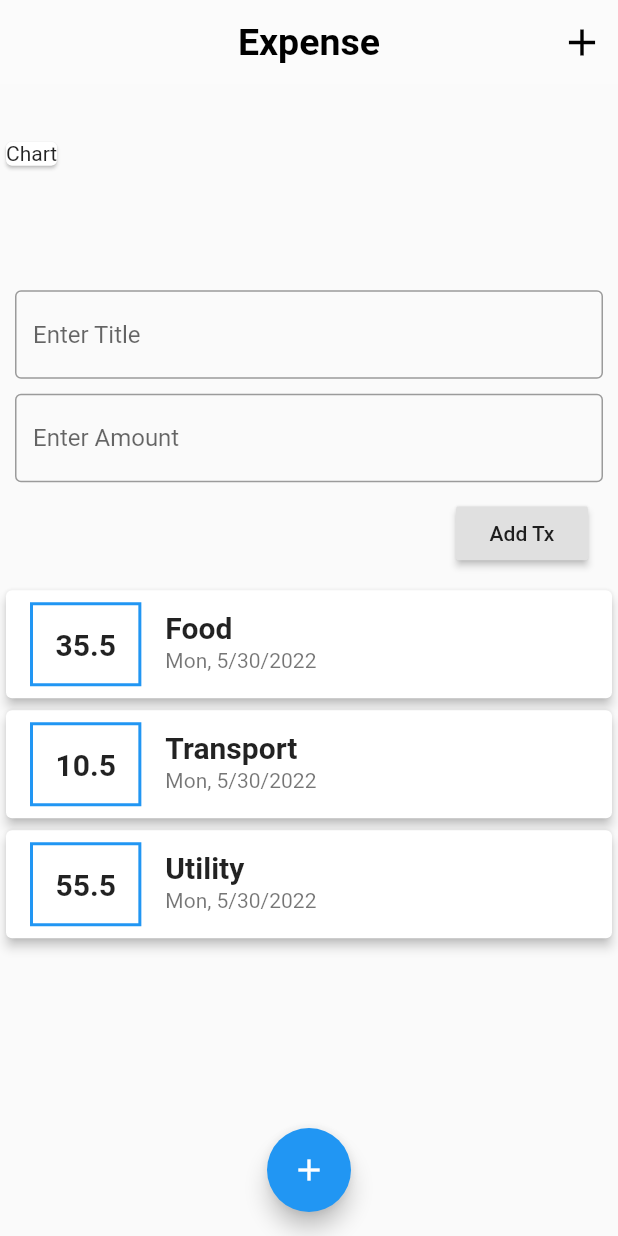
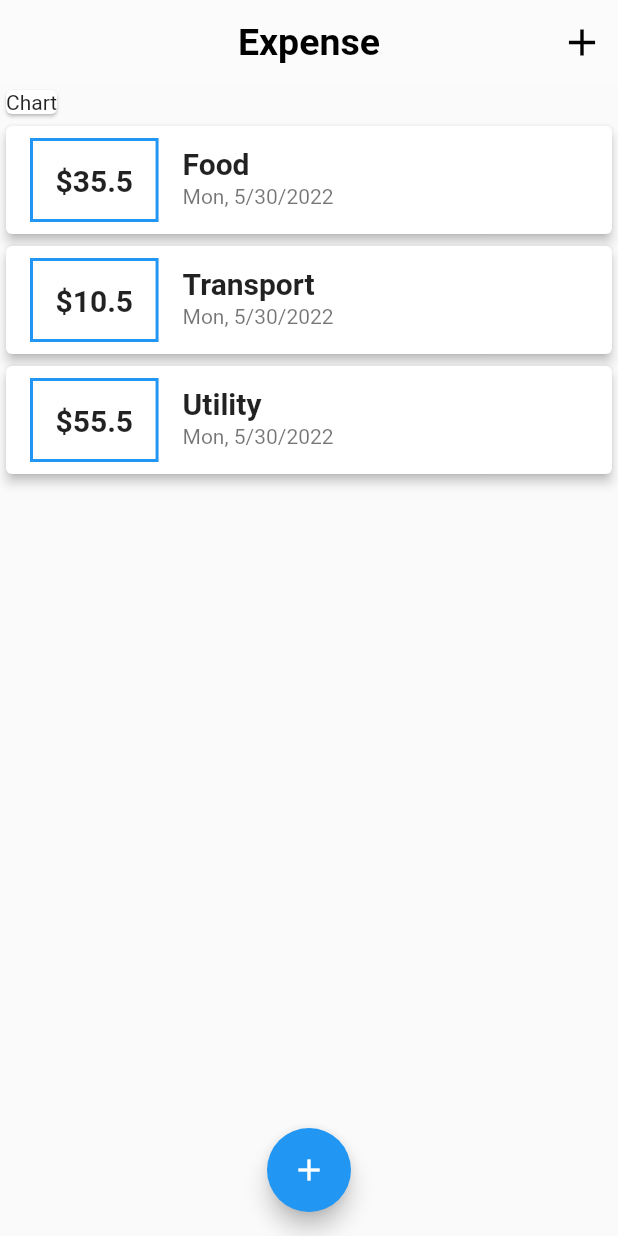
Before and after one commit to ramonyohannes/Expense-Tracker-App, a Flutter app: the screen it shows after launch, on a phone screen of 412 x 824 dp. Run offline on Flutter 3.47's test engine with Material 2 defaults, Android fonts, the phone set to English and light mode, and no system bars.

Commit message:
added String interpolation and amount maxfixset

```diff
--- a/lib/main.dart
+++ b/lib/main.dart
@@ -1,6 +1,8 @@
+import 'package:expense/transaction_input.dart';
+import 'package:expense/transaction_list.dart';
 import 'package:flutter/material.dart';
 
-import 'user_transaction.dart';
+import './transaction.dart';
 
 void main() => runApp(MyApp());
 
@@ -15,8 +17,57 @@ class MyApp extends StatelessWidget {
   }
 }
 
-class HomePage extends StatelessWidget {
+class HomePage extends StatefulWidget {
+  @override
+  State<HomePage> createState() => _HomePageState();
+}
+
+class _HomePageState extends State<HomePage> {
   // const HomePage({Key? key}) : super(key: key);
+
+  var textInput = TextEditingController();
+  var amountInput = TextEditingController();
+
+  List<Transaction> user_transactions = [
+    Transaction(
+      title: "Food",
+      amount: 35.5,
+      date: DateTime.now(),
+    ),
+    Transaction(
+      title: "Transport",
+      amount: 10.5,
+      date: DateTime.now(),
+    ),
+    Transaction(
+      title: "Utility",
+      amount: 55.5,
+      date: DateTime.now(),
+    ),
+  ];
+
+  void addNewTx(String txTitle, String txAmount) {
+    setState(
+      () {
+        user_transactions.add(
+          Transaction(
+            title: txTitle,
+            amount: double.parse(txAmount),
+            date: DateTime.now(),
+          ),
+        );
+      },
+    );
+  }
+
+  void startAddNewTransaction(BuildContext context) {
+    showModalBottomSheet(
+      context: context,
+      builder: (tx) {
+        return TransactionInput(addNewTx);
+      },
+    );
+  }
 
   @override
   Widget build(BuildContext context) {
@@ -33,7 +84,7 @@ class HomePage extends StatelessWidget {
         actions: [
           IconButton(
             onPressed: () {
-              print("Hello");
+              startAddNewTransaction(context);
             },
             icon: const Icon(
               Icons.add,
@@ -47,18 +98,20 @@ class HomePage extends StatelessWidget {
         backgroundColor: Colors.white10,
       ),
       body: Column(
-        mainAxisAlignment: MainAxisAlignment.spaceAround,
+        // mainAxisAlignment: MainAxisAlignment.spaceAround,
         crossAxisAlignment: CrossAxisAlignment.start,
         children: [
           const Card(
             child: Text("Chart"),
           ),
-          UserTransaction(),
+          TransactionList(user_transactions)
         ],
       ),
       floatingActionButtonLocation: FloatingActionButtonLocation.centerFloat,
       floatingActionButton: FloatingActionButton(
-        onPressed: () {},
+        onPressed: () {
+          startAddNewTransaction(context);
+        },
         child: const Icon(
           Icons.add,
         ),
--- a/lib/transaction_list.dart
+++ b/lib/transaction_list.dart
@@ -12,7 +12,8 @@ class TransactionList extends StatelessWidget {
   @override
   Widget build(BuildContext context) {
     return Container(
-      height: 400,
+      height: 700,
+      //color: Colors.teal,
       child: ListView.builder(
         itemBuilder: (context, index) {
           return TransactionItem(
--- a/lib/user_transaction.dart
+++ /dev/null
@@ -1,57 +0,0 @@
-import 'package:expense/transaction_input.dart';
-import 'package:flutter/material.dart';
-
-import './transaction.dart';
-
-import 'transaction_input.dart';
-import 'transaction_list.dart';
-
-class UserTransaction extends StatefulWidget {
-  @override
-  State<UserTransaction> createState() => _UserTransactionState();
-}
-
-class _UserTransactionState extends State<UserTransaction> {
-  //const UserTransaction({Key? key}) : super(key: key);
-  List<Transaction> transactions = [
-    Transaction(
-      title: "Food",
-      amount: 35.5,
-      date: DateTime.now(),
-    ),
-    Transaction(
-      title: "Transport",
-      amount: 10.5,
-      date: DateTime.now(),
-    ),
-    Transaction(
-      title: "Utility",
-      amount: 55.5,
-      date: DateTime.now(),
-    ),
-  ];
-
-  addTx(String txTitle, double txAmount) {
-    setState(
-      () {
-        transactions.add(
-          Transaction(
-            title: txTitle,
-            amount: txAmount,
-            date: DateTime.now(),
-          ),
-        );
-      },
-    );
-  }
-
-  @override
-  Widget build(BuildContext context) {
-    return Column(
-      children: [
-        TransactionInput(addTx),
-        TransactionList(transactions),
-      ],
-    );
-  }
-}
--- a/lib/widget/transaction_item.dart
+++ b/lib/widget/transaction_item.dart
@@ -22,7 +22,7 @@ class TransactionItem extends StatelessWidget {
             color: Colors.blue,
           )),
           child: Text(
-            amount.toString(),
+            "\$$amount",
             style: const TextStyle(
               fontSize: 20,
               fontWeight: FontWeight.bold,
```
Also changed, not shown: lib/transaction_input.dart (+35 -5 lines).
